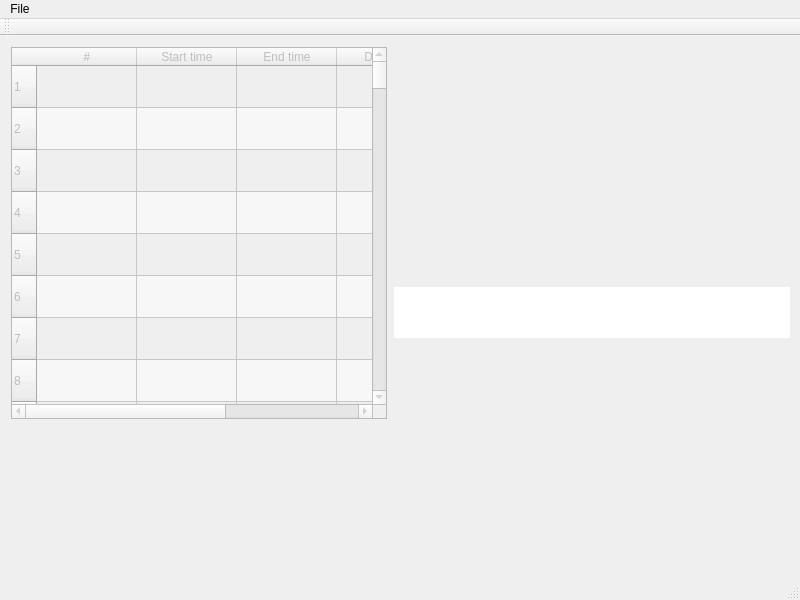
Above: mainwindow.ui from liloneum/amapola before the change. Below: the same form after it.
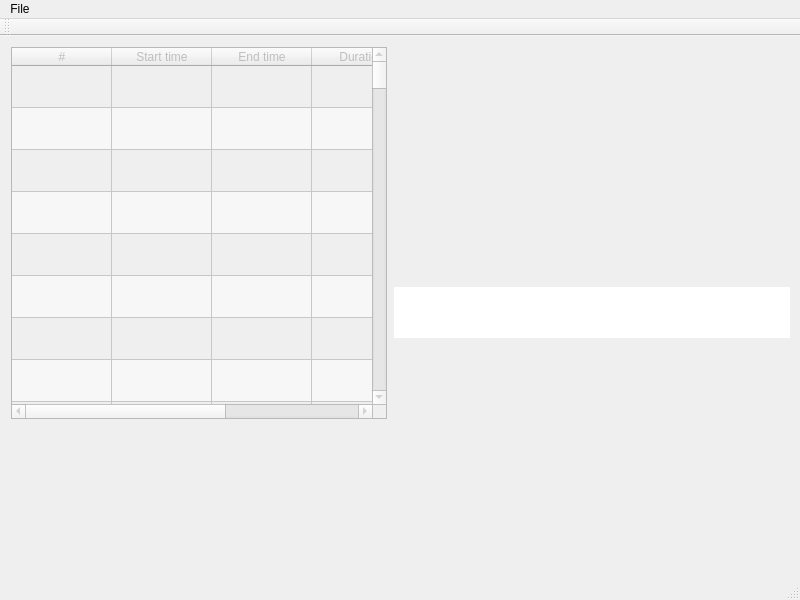
That is the form after the change. Custom widgets are drawn as their Qt base class.

What changed in the file:
```diff
--- a/mainwindow.ui
+++ b/mainwindow.ui
@@ -93,7 +93,7 @@
        <bool>true</bool>
       </attribute>
       <attribute name="verticalHeaderVisible">
-       <bool>true</bool>
+       <bool>false</bool>
       </attribute>
       <attribute name="verticalHeaderDefaultSectionSize">
        <number>42</number>
```
Left out of the diff: 6 changed lines with no effect on the pictures.
